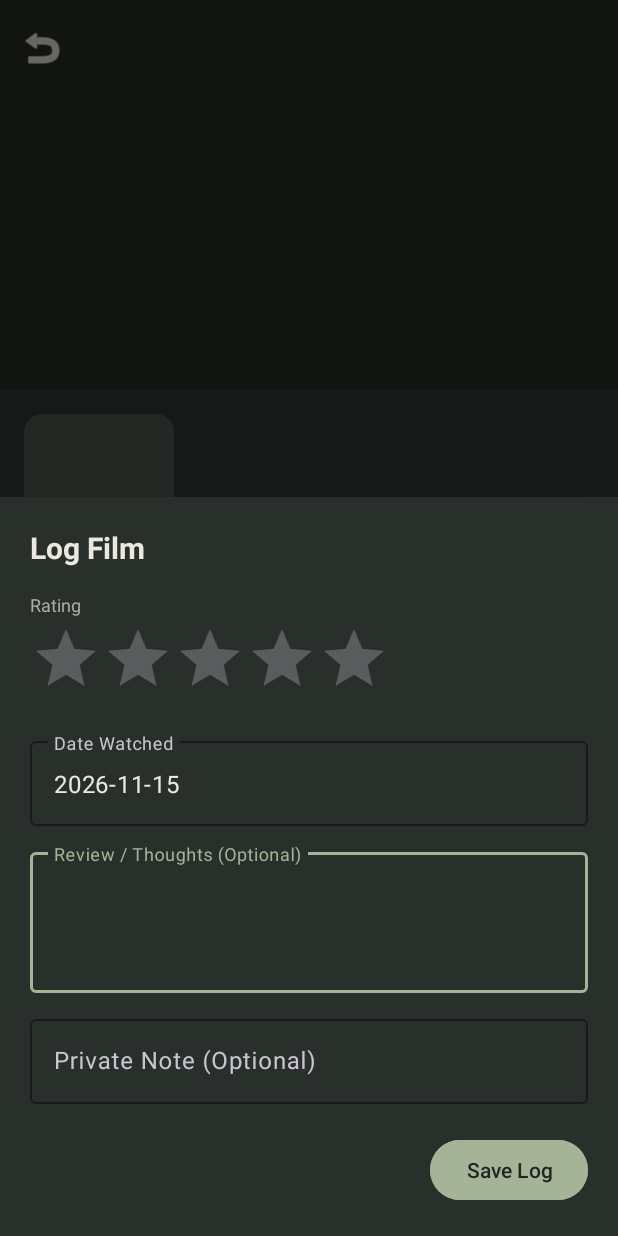
After one commit to gurusainathp/Movieed, an Android app: the fragment LogMovieBottomSheetDialogFragment placed in its activity, on a phone screen of 412 x 824 dp. The commit adds this screen. Run offline under Robolectric (Android 15) with nearby library versions, the phone set to English and light mode, and no system bars; our stand-ins replace Room's generated code; pictures from the network do not load.

Commit message:
feat: add movie details screen and personal movie logging flow

```diff
--- a/app/src/main/AndroidManifest.xml
+++ b/app/src/main/AndroidManifest.xml
@@ -22,6 +22,10 @@
                 <category android:name="android.intent.category.LAUNCHER" />
             </intent-filter>
         </activity>
+        <activity
+            android:name=".ui.movie.MovieDetailsActivity"
+            android:exported="false"
+            android:theme="@style/Theme.Movieed" />
     </application>
 
 </manifest>
--- /dev/null
+++ b/app/src/main/java/com/gurusainathp/movieed/ui/movie/LogMovieBottomSheetDialogFragment.java
@@ -0,0 +1,122 @@
+package com.gurusainathp.movieed.ui.movie;
+
+import android.app.DatePickerDialog;
+import android.os.Bundle;
+import android.view.LayoutInflater;
+import android.view.View;
+import android.view.ViewGroup;
+import android.widget.Button;
+import android.widget.EditText;
+import android.widget.RatingBar;
+import android.widget.TextView;
+
+import androidx.annotation.NonNull;
+import androidx.annotation.Nullable;
+
+import com.google.android.material.bottomsheet.BottomSheetDialogFragment;
+import com.gurusainathp.movieed.R;
+import com.gurusainathp.movieed.data.local.entity.MovieLogEntity;
+
+import java.text.SimpleDateFormat;
+import java.util.Calendar;
+import java.util.Locale;
+
+public class LogMovieBottomSheetDialogFragment extends BottomSheetDialogFragment {
+
+    public interface OnLogSaveListener {
+        void onSave(float rating, String watchedDate, String review, String note);
+        void onDelete();
+    }
+
+    private RatingBar rbRating;
+    private EditText etDate;
+    private EditText etReview;
+    private EditText etNote;
+    private Button btnSave;
+    private Button btnDelete;
+    private TextView tvTitle;
+
+    private OnLogSaveListener listener;
+    private MovieLogEntity existingLog;
+    private final Calendar calendar = Calendar.getInstance();
+    private final SimpleDateFormat dateFormat = new SimpleDateFormat("yyyy-MM-dd", Locale.US);
+
+    public static LogMovieBottomSheetDialogFragment newInstance(MovieLogEntity existingLog) {
+        LogMovieBottomSheetDialogFragment fragment = new LogMovieBottomSheetDialogFragment();
+        fragment.existingLog = existingLog;
+        return fragment;
+    }
+
+    public void setOnLogSaveListener(OnLogSaveListener listener) {
+        this.listener = listener;
+    }
+
+    @Nullable
+    @Override
+    public View onCreateView(@NonNull LayoutInflater inflater, @Nullable ViewGroup container,
+                             @Nullable Bundle savedInstanceState) {
+        return inflater.inflate(R.layout.dialog_log_movie, container, false);
+    }
+
+    @Override
+    public void onViewCreated(@NonNull View view, @Nullable Bundle savedInstanceState) {
+        super.onViewCreated(view, savedInstanceState);
+
+        tvTitle = view.findViewById(R.id.tv_dialog_title);
+        rbRating = view.findViewById(R.id.rb_log_rating);
+        etDate = view.findViewById(R.id.et_log_date);
+        etReview = view.findViewById(R.id.et_log_review);
+        etNote = view.findViewById(R.id.et_log_note);
+        btnSave = view.findViewById(R.id.btn_save_log);
+        btnDelete = view.findViewById(R.id.btn_delete_log);
+
+        etDate.setText(dateFormat.format(calendar.getTime()));
+        etDate.setOnClickListener(v -> showDatePicker());
+
+        if (existingLog != null) {
+            tvTitle.setText("Edit Log");
+            rbRating.setRating(existingLog.getRating());
+            if (existingLog.getWatchedDate() != null) {
+                etDate.setText(existingLog.getWatchedDate());
+            }
+            etReview.setText(existingLog.getReview());
+            etNote.setText(existingLog.getPrivateNote());
+            btnDelete.setVisibility(View.VISIBLE);
+        }
+
+        btnSave.setOnClickListener(v -> {
+            if (listener != null) {
+                listener.onSave(
+                        rbRating.getRating(),
+                        etDate.getText().toString(),
+                        etReview.getText() != null ? etReview.getText().toString() : "",
+                        etNote.getText() != null ? etNote.getText().toString() : ""
+                );
+            }
+            dismiss();
+        });
+
+        btnDelete.setOnClickListener(v -> {
+            if (listener != null) {
+                listener.onDelete();
+            }
+            dismiss();
+        });
+    }
+
+    private void showDatePicker() {
+        DatePickerDialog dialog = new DatePickerDialog(
+                requireContext(),
+                (view, year, month, dayOfMonth) -> {
+                    calendar.set(Calendar.YEAR, year);
+                    calendar.set(Calendar.MONTH, month);
+                    calendar.set(Calendar.DAY_OF_MONTH, dayOfMonth);
+                    etDate.setText(dateFormat.format(calendar.getTime()));
+                },
+                calendar.get(Calendar.YEAR),
+                calendar.get(Calendar.MONTH),
+                calendar.get(Calendar.DAY_OF_MONTH)
+        );
+        dialog.show();
+    }
+}
--- /dev/null
+++ b/app/src/main/java/com/gurusainathp/movieed/ui/movie/MovieDetailsActivity.java
@@ -0,0 +1,172 @@
+package com.gurusainathp.movieed.ui.movie;
+
+import android.content.Context;
+import android.content.Intent;
+import android.os.Bundle;
+import android.view.View;
+import android.widget.Button;
+import android.widget.ImageView;
+import android.widget.RatingBar;
+import android.widget.TextView;
+import android.widget.Toast;
+
+import androidx.appcompat.app.AppCompatActivity;
+import androidx.lifecycle.ViewModelProvider;
+
+import com.bumptech.glide.Glide;
+import com.google.android.material.appbar.MaterialToolbar;
+import com.google.android.material.card.MaterialCardView;
+import com.gurusainathp.movieed.R;
+import com.gurusainathp.movieed.data.local.entity.MovieLogEntity;
+import com.gurusainathp.movieed.data.remote.dto.TmdbMovieDto;
+
+public class MovieDetailsActivity extends AppCompatActivity {
+
+    private static final String EXTRA_TMDB_ID = "extra_tmdb_id";
+    private static final String EXTRA_TITLE = "extra_title";
+    private static final String EXTRA_POSTER = "extra_poster";
+
+    public static void launch(Context context, int tmdbId, String title, String posterPath) {
+        Intent intent = new Intent(context, MovieDetailsActivity.class);
+        intent.putExtra(EXTRA_TMDB_ID, tmdbId);
+        intent.putExtra(EXTRA_TITLE, title);
+        intent.putExtra(EXTRA_POSTER, posterPath);
+        context.startActivity(intent);
+    }
+
+    private MovieDetailsViewModel viewModel;
+    private int tmdbId;
+    private String movieTitle;
+    private String posterPath;
+
+    private ImageView ivBackdrop;
+    private ImageView ivPoster;
+    private TextView tvTitle;
+    private TextView tvYear;
+    private TextView tvOverview;
+    private Button btnLogMovie;
+
+    private MaterialCardView cardPersonalLog;
+    private RatingBar rbUserRating;
+    private TextView tvUserWatchedDate;
+    private TextView tvUserReview;
+
+    private TmdbMovieDto currentMovieDto;
+    private MovieLogEntity currentLogEntity;
+
+    @Override
+    protected void onCreate(Bundle savedInstanceState) {
+        super.onCreate(savedInstanceState);
+        setContentView(R.layout.activity_movie_details);
+
+        tmdbId = getIntent().getIntExtra(EXTRA_TMDB_ID, -1);
+        movieTitle = getIntent().getStringExtra(EXTRA_TITLE);
+        posterPath = getIntent().getStringExtra(EXTRA_POSTER);
+
+        viewModel = new ViewModelProvider(this).get(MovieDetailsViewModel.class);
+
+        MaterialToolbar toolbar = findViewById(R.id.toolbar);
+        toolbar.setNavigationOnClickListener(v -> finish());
+
+        ivBackdrop = findViewById(R.id.iv_backdrop);
+        ivPoster = findViewById(R.id.iv_details_poster);
+        tvTitle = findViewById(R.id.tv_details_title);
+        tvYear = findViewById(R.id.tv_details_year);
+        tvOverview = findViewById(R.id.tv_details_overview);
+        btnLogMovie = findViewById(R.id.btn_log_movie);
+
+        cardPersonalLog = findViewById(R.id.card_personal_log);
+        rbUserRating = findViewById(R.id.rb_user_rating);
+        tvUserWatchedDate = findViewById(R.id.tv_user_watched_date);
+        tvUserReview = findViewById(R.id.tv_user_review);
+
+        tvTitle.setText(movieTitle != null ? movieTitle : "");
+        if (posterPath != null) {
+            Glide.with(this)
+                    .load("https://image.tmdb.org/t/p/w500" + posterPath)
+                    .into(ivPoster);
+        }
+
+        btnLogMovie.setOnClickListener(v -> openLogDialog());
+
+        observeViewModel();
+
+        if (tmdbId != -1) {
+            viewModel.fetchMovieDetails(tmdbId);
+        }
+    }
+
+    private void observeViewModel() {
+        viewModel.getTmdbMovieDetails().observe(this, dto -> {
+            if (dto != null) {
+                currentMovieDto = dto;
+                tvTitle.setText(dto.getTitle());
+
+                String releaseDate = dto.getReleaseDate();
+                if (releaseDate != null && releaseDate.length() >= 4) {
+                    tvYear.setText(releaseDate.substring(0, 4));
+                }
+                tvOverview.setText(dto.getOverview());
+
+                if (dto.getBackdropPath() != null) {
+                    Glide.with(this)
+                            .load("https://image.tmdb.org/t/p/w780" + dto.getBackdropPath())
+                            .into(ivBackdrop);
+                }
+            }
+        });
+
+        viewModel.getLogsForMovie(tmdbId).observe(this, logs -> {
+            if (logs != null && !logs.isEmpty()) {
+                currentLogEntity = logs.get(0);
+                cardPersonalLog.setVisibility(View.VISIBLE);
+                btnLogMovie.setText("Edit Log");
+                rbUserRating.setRating(currentLogEntity.getRating());
+                tvUserWatchedDate.setText("Watched on " + currentLogEntity.getWatchedDate());
+                if (currentLogEntity.getReview() != null && !currentLogEntity.getReview().isEmpty()) {
+                    tvUserReview.setText(currentLogEntity.getReview());
+                    tvUserReview.setVisibility(View.VISIBLE);
+                } else {
+                    tvUserReview.setVisibility(View.GONE);
+                }
+            } else {
+                currentLogEntity = null;
+                cardPersonalLog.setVisibility(View.GONE);
+                btnLogMovie.setText("Log Movie");
+            }
+        });
+
+        viewModel.getErrorMessage().observe(this, error -> {
+            if (error != null) {
+                Toast.makeText(this, error, Toast.LENGTH_SHORT).show();
+            }
+        });
+    }
+
+    private void openLogDialog() {
+        if (currentMovieDto == null && tmdbId != -1) {
+            // Minimal DTO fallback if details haven't returned yet
+            currentMovieDto = new TmdbMovieDto();
+        }
+
+        LogMovieBottomSheetDialogFragment dialog = LogMovieBottomSheetDialogFragment.newInstance(currentLogEntity);
+        dialog.setOnLogSaveListener(new LogMovieBottomSheetDialogFragment.OnLogSaveListener() {
+            @Override
+            public void onSave(float rating, String watchedDate, String review, String note) {
+                if (currentMovieDto != null) {
+                    viewModel.saveMovieAndLog(currentMovieDto, rating, watchedDate, review, note, currentLogEntity);
+                    Toast.makeText(MovieDetailsActivity.this, "Log saved to journal!", Toast.LENGTH_SHORT).show();
+                }
+            }
+
+            @Override
+            public void onDelete() {
+                if (currentLogEntity != null) {
+                    viewModel.deleteLog(currentLogEntity);
+                    Toast.makeText(MovieDetailsActivity.this, "Log deleted.", Toast.LENGTH_SHORT).show();
+                }
+            }
+        });
+        dialog.show(getSupportFragmentManager(), "LogMovieDialog");
+    }
+}
--- a/app/src/main/java/com/gurusainathp/movieed/ui/search/SearchFragment.java
+++ b/app/src/main/java/com/gurusainathp/movieed/ui/search/SearchFragment.java
@@ -20,6 +20,7 @@ import androidx.recyclerview.widget.RecyclerView;
 
 import com.gurusainathp.movieed.BuildConfig;
 import com.gurusainathp.movieed.R;
+import com.gurusainathp.movieed.ui.movie.MovieDetailsActivity;
 
 public class SearchFragment extends Fragment {
 
@@ -51,7 +52,7 @@ public class SearchFragment extends Fragment {
         rvResults = view.findViewById(R.id.rv_search_results);
 
         adapter = new SearchMovieAdapter(movie -> {
-            Toast.makeText(requireContext(), "Selected: " + movie.getTitle(), Toast.LENGTH_SHORT).show();
+            MovieDetailsActivity.launch(requireContext(), movie.getId(), movie.getTitle(), movie.getPosterPath());
         });
         rvResults.setAdapter(adapter);
 
--- /dev/null
+++ b/app/src/main/res/layout/activity_movie_details.xml
@@ -0,0 +1,192 @@
+<?xml version="1.0" encoding="utf-8"?>
+<androidx.coordinatorlayout.widget.CoordinatorLayout
+    xmlns:android="http://schemas.android.com/apk/res/android"
+    xmlns:app="http://schemas.android.com/apk/res-auto"
+    xmlns:tools="http://schemas.android.com/tools"
+    android:layout_width="match_parent"
+    android:layout_height="match_parent"
+    android:background="@color/movieed_background">
+
+    <com.google.android.material.appbar.AppBarLayout
+        android:id="@+id/app_bar"
+        android:layout_width="match_parent"
+        android:layout_height="260dp"
+        android:background="@color/movieed_background">
+
+        <com.google.android.material.appbar.CollapsingToolbarLayout
+            android:id="@+id/collapsing_toolbar"
+            android:layout_width="match_parent"
+            android:layout_height="match_parent"
+            app:contentScrim="@color/movieed_surface"
+            app:layout_scrollFlags="scroll|exitUntilCollapsed"
+            app:titleEnabled="false">
+
+            <ImageView
+                android:id="@+id/iv_backdrop"
+                android:layout_width="match_parent"
+                android:layout_height="match_parent"
+                android:contentDescription="@null"
+                android:scaleType="centerCrop"
+                android:background="@color/movieed_surface_elevated"
+                app:layout_collapseMode="parallax"
+                tools:src="@tools:sample/backgrounds/scenic" />
+
+            <View
+                android:layout_width="match_parent"
+                android:layout_height="match_parent"
+                android:background="#80000000" />
+
+            <com.google.android.material.appbar.MaterialToolbar
+                android:id="@+id/toolbar"
+                android:layout_width="match_parent"
+                android:layout_height="?attr/actionBarSize"
+                app:layout_collapseMode="pin"
+                app:navigationIcon="@android:drawable/ic_menu_revert"
+                app:navigationIconTint="@color/movieed_text_primary" />
+
+        </com.google.android.material.appbar.CollapsingToolbarLayout>
+    </com.google.android.material.appbar.AppBarLayout>
+
+    <androidx.core.widget.NestedScrollView
+        android:layout_width="match_parent"
+        android:layout_height="match_parent"
+        app:layout_behavior="@string/appbar_scrolling_view_behavior">
+
+        <LinearLayout
+            android:layout_width="match_parent"
+            android:layout_height="wrap_content"
+            android:orientation="vertical"
+            android:padding="16dp">
+
+            <LinearLayout
+                android:layout_width="match_parent"
+                android:layout_height="wrap_content"
+                android:orientation="horizontal">
+
+                <com.google.android.material.imageview.ShapeableImageView
+                    android:id="@+id/iv_details_poster"
+                    android:layout_width="100dp"
+                    android:layout_height="150dp"
+                    android:scaleType="centerCrop"
+                    android:background="@color/movieed_surface_elevated"
+                    app:shapeAppearanceOverlay="@style/ShapeAppearance.Material3.Corner.Medium"
+                    tools:src="@tools:sample/backgrounds/scenic" />
+
+                <LinearLayout
+                    android:layout_width="0dp"
+                    android:layout_height="wrap_content"
+                    android:layout_marginStart="16dp"
+                    android:layout_weight="1"
+                    android:orientation="vertical">
+
+                    <TextView
+                        android:id="@+id/tv_details_title"
+                        android:layout_width="match_parent"
+                        android:layout_height="wrap_content"
+                        android:textColor="@color/movieed_text_primary"
+                        android:textSize="22sp"
+                        android:textStyle="bold"
+                        tools:text="Inception" />
+
+                    <TextView
+                        android:id="@+id/tv_details_year"
+                        android:layout_width="match_parent"
+                        android:layout_height="wrap_content"
+                        android:layout_marginTop="4dp"
+                        android:textColor="@color/movieed_primary"
+                        android:textSize="14sp"
+                        tools:text="2010" />
+
+                    <com.google.android.material.button.MaterialButton
+                        android:id="@+id/btn_log_movie"
+                        style="@style/Widget.Material3.Button"
+                        android:layout_width="match_parent"
+                        android:layout_height="wrap_content"
+                        android:layout_marginTop="16dp"
+                        android:backgroundTint="@color/movieed_primary"
+                        android:text="Log Movie"
+                        android:textColor="@color/movieed_background" />
+
+                </LinearLayout>
+            </LinearLayout>
+
+            <com.google.android.material.card.MaterialCardView
+                android:id="@+id/card_personal_log"
+                android:layout_width="match_parent"
+                android:layout_height="wrap_content"
+                android:layout_marginTop="16dp"
+                android:visibility="gone"
+                app:cardBackgroundColor="@color/movieed_surface"
+                app:cardCornerRadius="12dp"
+                app:strokeColor="@color/movieed_border"
+                app:strokeWidth="1dp">
+
+                <LinearLayout
+                    android:layout_width="match_parent"
+                    android:layout_height="wrap_content"
+                    android:orientation="vertical"
+                    android:padding="16dp">
+
+                    <TextView
+                        android:layout_width="wrap_content"
+                        android:layout_height="wrap_content"
+                        android:text="YOUR JOURNAL LOG"
+                        android:textColor="@color/movieed_primary"
+                        android:textSize="12sp"
+                        android:textStyle="bold" />
+
+                    <RatingBar
+                        android:id="@+id/rb_user_rating"
+                        style="?android:attr/ratingBarStyleSmall"
+                        android:layout_width="wrap_content"
+                        android:layout_height="wrap_content"
+                        android:layout_marginTop="6dp"
+                        android:isIndicator="true"
+                        android:numStars="5"
+                        android:progressTint="@color/movieed_accent"
+                        android:stepSize="0.5" />
+
+                    <TextView
+                        android:id="@+id/tv_user_watched_date"
+                        android:layout_width="wrap_content"
+                        android:layout_height="wrap_content"
+                        android:layout_marginTop="4dp"
+                        android:textColor="@color/movieed_text_secondary"
+                        android:textSize="13sp"
+                        tools:text="Watched on Nov 14, 2026" />
+
+                    <TextView
+                        android:id="@+id/tv_user_review"
+                        android:layout_width="match_parent"
+                        android:layout_height="wrap_content"
+                        android:layout_marginTop="8dp"
+                        android:textColor="@color/movieed_text_primary"
+                        android:textSize="14sp"
+                        tools:text="Masterpiece of cinematography and sound design." />
+
+                </LinearLayout>
+            </com.google.android.material.card.MaterialCardView>
+
+            <TextView
+                android:layout_width="wrap_content"
+                android:layout_height="wrap_content"
+                android:layout_marginTop="24dp"
+                android:text="SYNOPSIS"
+                android:textColor="@color/movieed_primary"
+                android:textSize="12sp"
+                android:textStyle="bold" />
+
+            <TextView
+                android:id="@+id/tv_details_overview"
+                android:layout_width="match_parent"
+                android:layout_height="wrap_content"
+                android:layout_marginTop="8dp"
+                android:lineSpacingExtra="4dp"
+                android:textColor="@color/movieed_text_primary"
+                android:textSize="14sp"
+                tools:text="A thief who steals corporate secrets through the use of dream-sharing technology..." />
+
+        </LinearLayout>
+    </androidx.core.widget.NestedScrollView>
+
+</androidx.coordinatorlayout.widget.CoordinatorLayout>
--- /dev/null
+++ b/app/src/main/res/layout/dialog_log_movie.xml
@@ -0,0 +1,122 @@
+<?xml version="1.0" encoding="utf-8"?>
+<LinearLayout
+    xmlns:android="http://schemas.android.com/apk/res/android"
+    xmlns:app="http://schemas.android.com/apk/res-auto"
+    xmlns:tools="http://schemas.android.com/tools"
+    android:layout_width="match_parent"
+    android:layout_height="wrap_content"
+    android:background="@color/movieed_surface"
+    android:orientation="vertical"
+    android:padding="20dp">
+
+    <TextView
+        android:id="@+id/tv_dialog_title"
+        android:layout_width="wrap_content"
+        android:layout_height="wrap_content"
+        android:text="Log Film"
+        android:textColor="@color/movieed_text_primary"
+        android:textSize="20sp"
+        android:textStyle="bold" />
+
+    <TextView
+        android:layout_width="wrap_content"
+        android:layout_height="wrap_content"
+        android:layout_marginTop="16dp"
+        android:text="Rating"
+        android:textColor="@color/movieed_text_secondary"
+        android:textSize="12sp" />
+
+    <RatingBar
+        android:id="@+id/rb_log_rating"
+        android:layout_width="wrap_content"
+        android:layout_height="wrap_content"
+        android:layout_marginTop="4dp"
+        android:numStars="5"
+        android:progressTint="@color/movieed_accent"
+        android:stepSize="0.5" />
+
+    <com.google.android.material.textfield.TextInputLayout
+        android:id="@+id/til_log_date"
+        style="@style/Widget.Material3.TextInputLayout.OutlinedBox"
+        android:layout_width="match_parent"
+        android:layout_height="wrap_content"
+        android:layout_marginTop="16dp"
+        android:hint="Date Watched"
+        app:boxStrokeColor="@color/movieed_primary">
+
+        <com.google.android.material.textfield.TextInputEditText
+            android:id="@+id/et_log_date"
+            android:layout_width="match_parent"
+            android:layout_height="wrap_content"
+            android:focusable="false"
+            android:inputType="none"
+            android:textColor="@color/movieed_text_primary" />
+    </com.google.android.material.textfield.TextInputLayout>
+
+    <com.google.android.material.textfield.TextInputLayout
+        android:id="@+id/til_log_review"
+        style="@style/Widget.Material3.TextInputLayout.OutlinedBox"
+        android:layout_width="match_parent"
+        android:layout_height="wrap_content"
+        android:layout_marginTop="12dp"
+        android:hint="Review / Thoughts (Optional)"
+        app:boxStrokeColor="@color/movieed_primary">
+
+        <com.google.android.material.textfield.TextInputEditText
+            android:id="@+id/et_log_review"
+            android:layout_width="match_parent"
+            android:layout_height="wrap_content"
+            android:gravity="top"
+            android:inputType="textMultiLine"
+            android:lines="3"
+            android:textColor="@color/movieed_text_primary" />
+    </com.google.android.material.textfield.TextInputLayout>
+
+    <com.google.android.material.textfield.TextInputLayout
+        android:id="@+id/til_log_note"
+        style="@style/Widget.Material3.TextInputLayout.OutlinedBox"
+        android:layout_width="match_parent"
+        android:layout_height="wrap_content"
+        android:layout_marginTop="12dp"
+        android:hint="Private Note (Optional)"
+        app:boxStrokeColor="@color/movieed_primary">
+
+        <com.google.android.material.textfield.TextInputEditText
+            android:id="@+id/et_log_note"
+            android:layout_width="match_parent"
+            android:layout_height="wrap_content"
+            android:inputType="text"
+            android:textColor="@color/movieed_text_primary" />
+    </com.google.android.material.textfield.TextInputLayout>
+
+    <LinearLayout
+        android:layout_width="match_parent"
+        android:layout_height="wrap_content"
+        android:layout_marginTop="20dp"
+        android:orientation="horizontal">
+
+        <com.google.android.material.button.MaterialButton
+            android:id="@+id/btn_delete_log"
+            style="@style/Widget.Material3.Button.TextButton"
+            android:layout_width="wrap_content"
+            android:layout_height="wrap_content"
+            android:text="Delete"
+            android:textColor="@color/movieed_error"
+            android:visibility="gone" />
+
+        <View
+            android:layout_width="0dp"
+            android:layout_height="0dp"
+            android:layout_weight="1" />
+
+        <com.google.android.material.button.MaterialButton
+            android:id="@+id/btn_save_log"
+            style="@style/Widget.Material3.Button"
+            android:layout_width="wrap_content"
+            android:layout_height="wrap_content"
+            android:backgroundTint="@color/movieed_primary"
+            android:text="Save Log"
+            android:textColor="@color/movieed_background" />
+    </LinearLayout>
+
+</LinearLayout>
```
Also changed, not shown: app/src/main/java/com/gurusainathp/movieed/ui/movie/MovieDetailsViewModel.java (added, +113 -0 lines).
